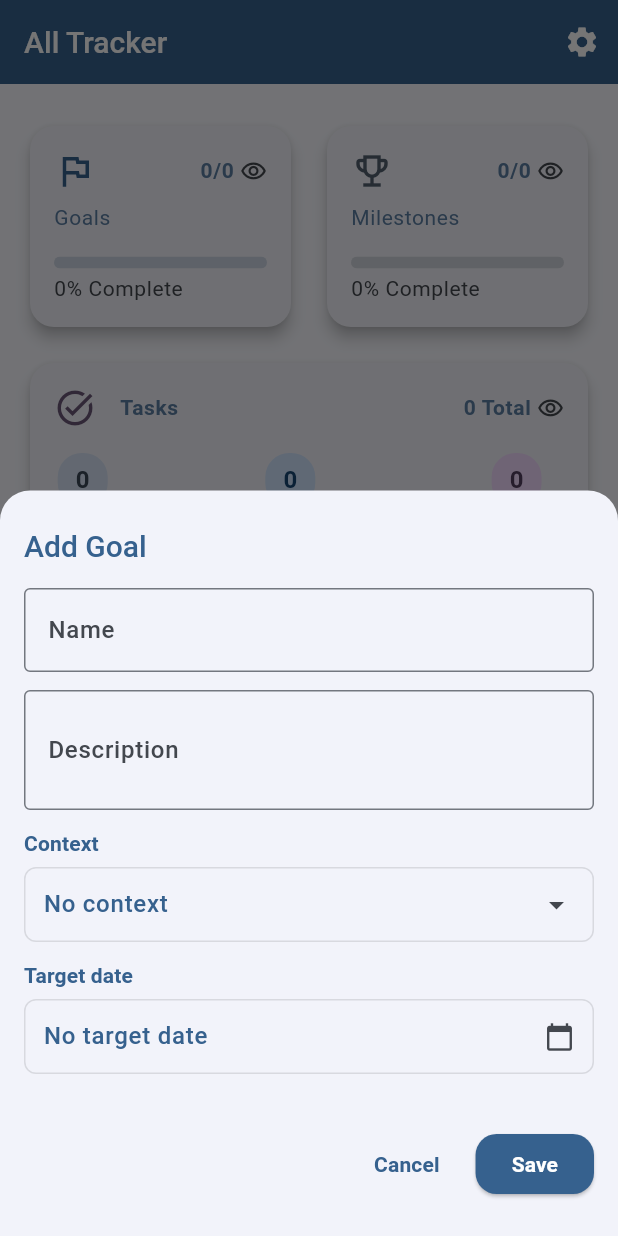
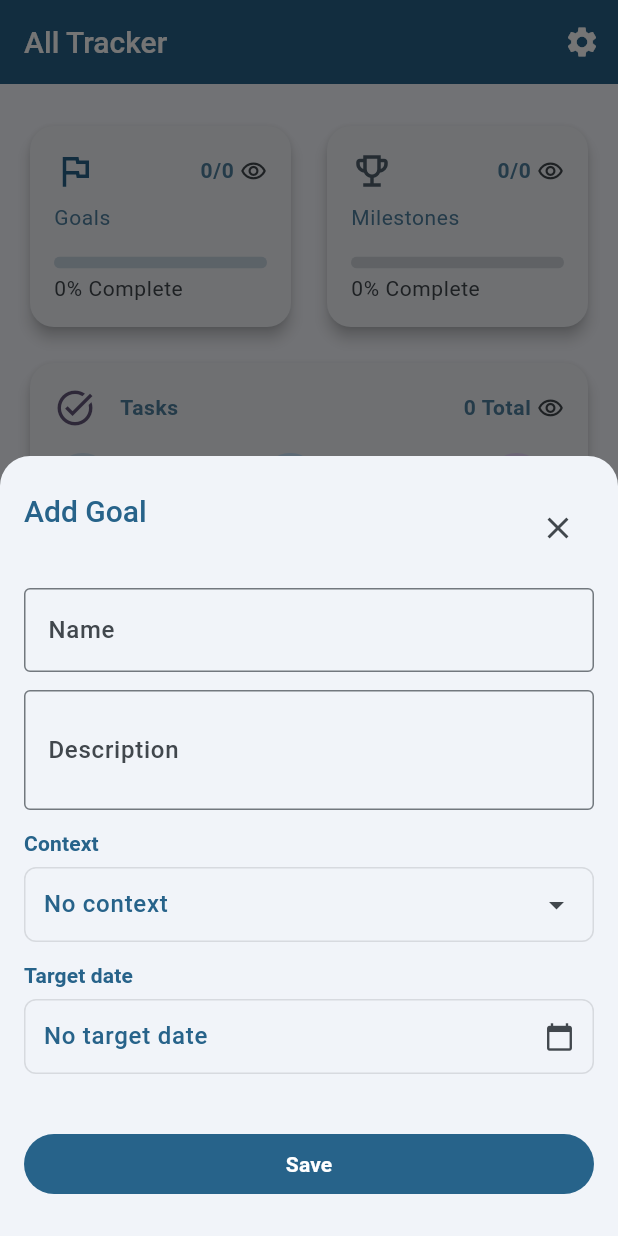
Before and after one commit to sachinkhg/all_tracker, a Flutter app: the screen it shows after launch, after a tap on the "flag" icon, on a phone screen of 412 x 824 dp. Run offline on Flutter 3.47's test engine with Material 3 defaults, Android fonts, the phone set to English and light mode, and no system bars; drawn by our look-alikes of flutter_animate; our stand-ins replace device_info_plus, equatable, flutter_bloc, flutter_secure_storage, google_fonts, google_sign_in and 4 more; missing offline and left inert: cryptography, excel, file_selector; accounts and stored records are empty.

Commit message:
Minor updates and Ui changes to add forms

```diff
--- a/lib/core/app_theme.dart
+++ b/lib/core/app_theme.dart
@@ -9,12 +9,12 @@ import 'design_tokens.dart';
 class AppTheme {
   /// Named color presets users can pick from in Settings.
   static const Map<String, Color> colorPresets = {
-    'Blue': Colors.blue,
-    'Green': Colors.green,
-    'Purple': Colors.purple,
-    'Amber': Colors.amber,
-    'Teal': Colors.teal,
-    'Indigo': Colors.indigo,
+    'Blue': Colors.lightBlue,
+    'Green': Colors.lightGreen,
+    'Purple': Colors.deepPurple,
+    'Amber': Colors.yellowAccent,
+    'Teal': Colors.tealAccent,
+    'Red': Colors.redAccent,
   };
 
   /// Named font presets using Google Fonts. `null` means use the system/default font.
--- a/lib/goal_tracker/presentation/widgets/goal_form_bottom_sheet.dart
+++ b/lib/goal_tracker/presentation/widgets/goal_form_bottom_sheet.dart
@@ -109,11 +109,16 @@ class GoalFormBottomSheet {
                   mainAxisSize: MainAxisSize.min,
                   children: [
                     // --- Header ---
-                    // Displays the form title and optional delete button.
+                    // Displays the form title with optional delete and close buttons.
                     Row(
-                      mainAxisAlignment: MainAxisAlignment.spaceBetween,
+                      crossAxisAlignment: CrossAxisAlignment.start,
                       children: [
-                        Text(title, style: textTheme.titleLarge),
+                        Expanded(
+                          child: Text(
+                            title,
+                            style: textTheme.titleLarge,
+                          ),
+                        ),
                         if (onDelete != null)
                           IconButton(
                             icon: Icon(Icons.delete, color: cs.error),
@@ -121,6 +126,11 @@ class GoalFormBottomSheet {
                               Navigator.pop(ctx2);
                               await onDelete();
                             },
+                          ),
+                        IconButton(
+                          icon: Icon(Icons.close, color: cs.onSurfaceVariant),
+                          tooltip: 'Close',
+                          onPressed: () => Navigator.pop(ctx2),
                         ),
                       ],
                     ),
@@ -286,20 +296,10 @@ class GoalFormBottomSheet {
                     const SizedBox(height: 20),
 
                     // --- Action Buttons ---
-                    // Provides Cancel and Save controls aligned to the right.
-                    Row(
-                      mainAxisAlignment: MainAxisAlignment.end,
-                      children: [
-                        TextButton(
-                          onPressed: () => Navigator.pop(ctx2),
-                          child: const Text('Cancel'),
-                        ),
-                        const SizedBox(width: 12),
-                        ElevatedButton(
-                          style: ElevatedButton.styleFrom(
-                            backgroundColor: cs.primary,
-                            foregroundColor: cs.onPrimary,
-                          ),
+                    // Provides a single primary Save action.
+                    SizedBox(
+                      width: double.infinity,
+                      child: FilledButton(
                         onPressed: () async {
                           final name = nameCtrl.text.trim();
                           final desc = descCtrl.text.trim();
@@ -311,7 +311,6 @@ class GoalFormBottomSheet {
                         },
                         child: const Text('Save'),
                       ),
-                      ],
                     ),
                   ],
                 ),
```
Also changed, not shown: lib/goal_tracker/presentation/widgets/habit_form_bottom_sheet.dart (+12 -2 lines), lib/goal_tracker/presentation/widgets/milestone_form_bottom_sheet.dart (+15 -16 lines), lib/goal_tracker/presentation/widgets/task_form_bottom_sheet.dart (+12 -2 lines), 9 other files. Lines whose indentation alone changed are shown as unchanged.
